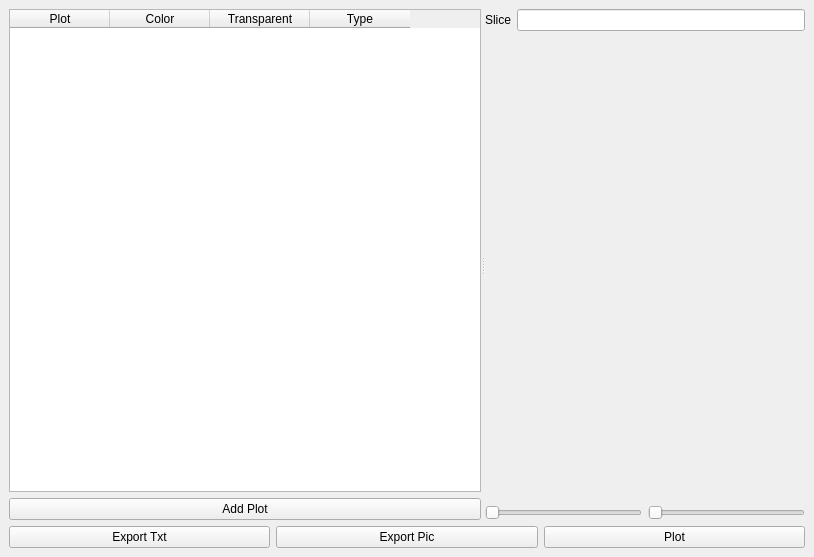
Old version of the form plotwindow.ui in the repository xitongsys/TRIM3D.
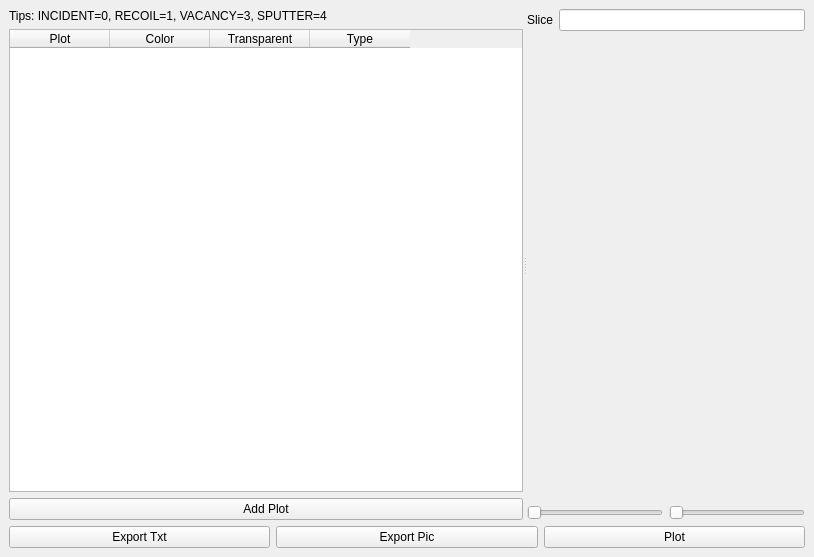
New version of the form. Custom widgets are drawn as their Qt base class.

Patch:
```diff
--- a/plotwindow.ui
+++ b/plotwindow.ui
@@ -24,7 +24,7 @@
         </property>
         <widget class="QWidget" name="layoutWidget">
          <layout class="QGridLayout" name="gridLayout_2">
-          <item row="0" column="0">
+          <item row="1" column="0">
            <widget class="QTableWidget" name="plotPresTW">
             <column>
              <property name="text">
@@ -48,13 +48,20 @@
             </column>
            </widget>
           </item>
-          <item row="1" column="0">
+          <item row="2" column="0">
            <widget class="QPushButton" name="addPlot">
             <property name="text">
              <string>Add Plot</string>
             </property>
            </widget>
           </item>
+          <item row="0" column="0">
+           <widget class="QLabel" name="label_2">
+            <property name="text">
+             <string>Tips: INCIDENT=0, RECOIL=1, VACANCY=3, SPUTTER=4 </string>
+            </property>
+           </widget>
+          </item>
          </layout>
         </widget>
         <widget class="QWidget" name="">
```
